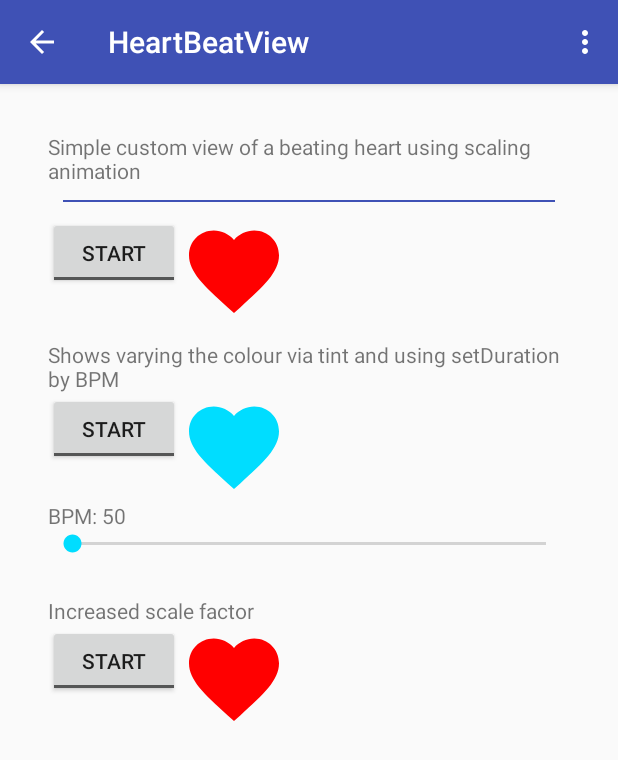
After one commit to mannan541/QuizApp, an Android app: the HeartBeatActivity screen opened directly, with no data from a screen before it, on a phone screen of 412 x 824 dp. The commit adds this screen. Shown: the top 760 px of the screen. Run offline under Robolectric (Android 15) with nearby library versions, the phone set to English and light mode, and no system bars.

Commit message:
heart beat view added. speedometer bug fixed by implementing try catch on whole body.

```diff
--- /dev/null
+++ b/app/src/main/java/com/android/quizapp/activity/HeartBeatActivity.java
@@ -0,0 +1,119 @@
+package com.android.quizapp.activity;
+
+import android.content.DialogInterface;
+import android.content.Intent;
+import android.net.Uri;
+import android.os.Bundle;
+import android.support.v7.app.AlertDialog;
+import android.support.v7.app.AppCompatActivity;
+import android.support.v7.widget.Toolbar;
+import android.util.Log;
+import android.view.Menu;
+import android.view.MenuItem;
+import android.view.View;
+import android.widget.SeekBar;
+import android.widget.TextView;
+
+import com.android.quizapp.R;
+import com.android.quizapp.view.HeartBeatView;
+
+public class HeartBeatActivity extends AppCompatActivity {
+
+    private static final String TAG = "HeartRateViewSample";
+    private HeartBeatView heartbeat;
+    private HeartBeatView heartbeat2;
+    private HeartBeatView heartbeat3;
+    private SeekBar beatsPerMinSeek;
+    private TextView bpmTV;
+
+    @Override
+    protected void onCreate(Bundle savedInstanceState) {
+        super.onCreate(savedInstanceState);
+        setContentView(R.layout.activity_heart_beat);
+        Toolbar toolbar = (Toolbar) findViewById(R.id.toolbar);
+        setSupportActionBar(toolbar);
+        getSupportActionBar().setDisplayHomeAsUpEnabled(true);
+
+        heartbeat = (HeartBeatView) findViewById(R.id.heartbeat);
+        heartbeat2 = (HeartBeatView) findViewById(R.id.heartbeat2);
+        heartbeat3 = (HeartBeatView) findViewById(R.id.heartbeat3);
+        bpmTV = (TextView) findViewById(R.id.bpm);
+        beatsPerMinSeek = (SeekBar) findViewById(R.id.beatsPerMinSeek);
+
+        heartbeat2.setDurationBasedOnBPM(50);
+        beatsPerMinSeek.setMax(150);
+        beatsPerMinSeek.setOnSeekBarChangeListener(new SeekBar.OnSeekBarChangeListener() {
+            @Override
+            public void onProgressChanged(SeekBar seekBar, int progress, boolean fromUser) {
+                //this gives use a BPM of 50 to 200 (roughly the lower and upper limits)
+                final int bpm = progress + 50;
+                Log.d(TAG, "BPM recorded as " + bpm);
+                heartbeat2.setDurationBasedOnBPM(bpm);
+                bpmTV.setText("BPM: " + bpm);
+            }
+
+            @Override
+            public void onStartTrackingTouch(SeekBar seekBar) {
+            }
+
+            @Override
+            public void onStopTrackingTouch(SeekBar seekBar) {
+            }
+        });
+    }
+
+    public void heart1onClick(View view) {
+        heartbeat.toggle();
+    }
+
+    public void heart2onClick(View view) {
+        heartbeat2.toggle();
+    }
+
+    public void heart3onClick(View view) {
+        heartbeat3.toggle();
+    }
+
+
+    @Override
+    public boolean onCreateOptionsMenu(Menu menu) {
+        getMenuInflater().inflate(R.menu.menu_main, menu);
+        return true;
+    }
+
+    @Override
+    public boolean onOptionsItemSelected(MenuItem item) {
+        int id = item.getItemId();
+
+        if (id == R.id.action_settings) {
+            showInfoDialog();
+            return true;
+        }
+        return super.onOptionsItemSelected(item);
+    }
+
+
+    private void showInfoDialog() {
+        AlertDialog infoDialog = new AlertDialog.Builder(this)
+                .setTitle(R.string.app_name)
+                .setMessage(R.string.info_details)
+                .setCancelable(true)
+                .setPositiveButton("OK", new DialogInterface.OnClickListener() {
+                    @Override
+                    public void onClick(DialogInterface dialog, int which) {
+                        dialog.dismiss();
+                    }
+                })
+                .setNegativeButton("Github link", new DialogInterface.OnClickListener() {
+                    @Override
+                    public void onClick(DialogInterface dialog, int which) {
+                        dialog.dismiss();
+                        startActivity(new Intent(Intent.ACTION_VIEW,
+                                Uri.parse("https://github.com/scottyab/HeartBeatView")));
+                    }
+                })
+                .create();
+        infoDialog.show();
+    }
+
+}
--- a/app/src/main/java/com/android/quizapp/activity/MainActivity.java
+++ b/app/src/main/java/com/android/quizapp/activity/MainActivity.java
@@ -335,6 +335,11 @@ public class MainActivity extends AppCompatActivity {
         startActivity(intent);
     }
 
+    public void heartBeatClickListener(View view) {
+        Intent intent = new Intent(getApplicationContext(), HeartBeatActivity.class);
+        startActivity(intent);
+    }
+
 
     private class MyAsyncTask extends AsyncTask<Void, Void, Void> {
 
--- a/app/src/main/java/com/android/quizapp/activity/SpeedometerActivity.java
+++ b/app/src/main/java/com/android/quizapp/activity/SpeedometerActivity.java
@@ -10,6 +10,7 @@ import android.view.View;
 import android.widget.Button;
 import android.widget.SeekBar;
 import android.widget.TextView;
+import android.widget.Toast;
 
 import com.android.quizapp.R;
 import com.github.anastr.speedviewlib.AwesomeSpeedometer;
@@ -32,6 +33,7 @@ public class SpeedometerActivity extends AppCompatActivity {
     @Override
     protected void onCreate(Bundle savedInstanceState) {
         super.onCreate(savedInstanceState);
+        try {
             setContentView(R.layout.activity_speedometer);
             Toolbar toolbar = (Toolbar) findViewById(R.id.toolbar);
             setSupportActionBar(toolbar);
@@ -84,6 +86,10 @@ public class SpeedometerActivity extends AppCompatActivity {
             });
 
             checkInternetSpeed();
+        } catch (Exception e) {
+            Toast.makeText(this, "" + e, Toast.LENGTH_SHORT).show();
+            finish();
+        }
     }
 
     private void checkInternetSpeed() {
--- /dev/null
+++ b/app/src/main/java/com/android/quizapp/view/HeartBeatView.java
@@ -0,0 +1,189 @@
+package com.android.quizapp.view;
+
+import android.animation.Animator;
+import android.content.Context;
+import android.content.res.TypedArray;
+import android.graphics.drawable.Drawable;
+import android.support.v4.content.ContextCompat;
+import android.support.v7.widget.AppCompatImageView;
+import android.util.AttributeSet;
+
+import com.android.quizapp.R;
+
+/**
+ * Created by Mannan on 2/10/2017.
+ */
+
+public class HeartBeatView extends AppCompatImageView {
+
+    private static final String TAG = "HeartBeatView";
+
+    private static final float DEFAULT_SCALE_FACTOR = 0.2f;
+    private static final int DEFAULT_DURATION = 50;
+    private Drawable heartDrawable;
+
+    private boolean heartBeating = false;
+
+    float scaleFactor = DEFAULT_SCALE_FACTOR;
+    float reductionScaleFactor = -scaleFactor;
+    int duration = DEFAULT_DURATION;
+
+    public HeartBeatView(Context context) {
+        super(context);
+        init();
+    }
+
+    public HeartBeatView(Context context, AttributeSet attrs) {
+        super(context, attrs);
+        populateFromAttributes(context, attrs);
+        init();
+    }
+
+    public HeartBeatView(Context context, AttributeSet attrs, int defStyleAttr) {
+        super(context, attrs, defStyleAttr);
+        populateFromAttributes(context, attrs);
+        init();
+    }
+
+    private void init() {
+        //make this not mandatory
+        heartDrawable = ContextCompat.getDrawable(getContext(), R.drawable.ic_heart_red_24dp);
+        setImageDrawable(heartDrawable);
+
+    }
+
+    private void populateFromAttributes(Context context, AttributeSet attrs) {
+        TypedArray a = context.getTheme().obtainStyledAttributes(
+                attrs,
+                R.styleable.HeartBeatView,
+                0, 0
+        );
+        try {
+            scaleFactor = a.getFloat(R.styleable.HeartBeatView_scaleFactor, DEFAULT_SCALE_FACTOR);
+            reductionScaleFactor = -scaleFactor;
+            duration = a.getInteger(R.styleable.HeartBeatView_duration, DEFAULT_DURATION);
+
+
+        } finally {
+            a.recycle();
+        }
+
+    }
+
+
+    /**
+     * toggles current heat beat state
+     */
+    public void toggle() {
+        if (heartBeating) {
+            stop();
+        } else {
+            start();
+        }
+    }
+
+    /**
+     * Starts the heat beat/pump animation
+     */
+    public void start() {
+        heartBeating = true;
+        animate().scaleXBy(scaleFactor).scaleYBy(scaleFactor).setDuration(duration).setListener(scaleUpListener);
+    }
+
+    /**
+     * Stops the heat beat/pump animation
+     */
+    public void stop() {
+        heartBeating = false;
+        clearAnimation();
+    }
+
+    /**
+     * is the heart currently beating
+     *
+     * @return
+     */
+    public boolean isHeartBeating() {
+        return heartBeating;
+    }
+
+    public int getDuration() {
+        return duration;
+    }
+
+
+    private static final int milliInMinute = 60000;
+
+    /**
+     * set the duration of the beat based on the beats per minute
+     *
+     * @param bpm (positive int above 0)
+     */
+    public void setDurationBasedOnBPM(int bpm) {
+        if (bpm > 0) {
+            duration = Math.round((milliInMinute / bpm) / 3f);
+        }
+    }
+
+
+    public void setDuration(int duration) {
+        this.duration = duration;
+    }
+
+    public float getScaleFactor() {
+        return scaleFactor;
+    }
+
+    public void setScaleFactor(float scaleFactor) {
+        this.scaleFactor = scaleFactor;
+        reductionScaleFactor = -scaleFactor;
+    }
+
+    private final Animator.AnimatorListener scaleUpListener = new Animator.AnimatorListener() {
+
+        @Override
+        public void onAnimationStart(Animator animation) {
+        }
+
+        @Override
+        public void onAnimationRepeat(Animator animation) {
+
+        }
+
+        @Override
+        public void onAnimationEnd(Animator animation) {
+            //we ignore heartBeating as we want to ensure the heart is reduced back to original size
+            animate().scaleXBy(reductionScaleFactor).scaleYBy(reductionScaleFactor).setDuration(duration).setListener(scaleDownListener);
+        }
+
+        @Override
+        public void onAnimationCancel(Animator animation) {
+
+        }
+    };
+
+
+    private final Animator.AnimatorListener scaleDownListener = new Animator.AnimatorListener() {
+
+        @Override
+        public void onAnimationStart(Animator animation) {
+        }
+
+        @Override
+        public void onAnimationRepeat(Animator animation) {
+        }
+
+        @Override
+        public void onAnimationEnd(Animator animation) {
+            if (heartBeating) {
+                //duration twice as long for the upscale
+                animate().scaleXBy(scaleFactor).scaleYBy(scaleFactor).setDuration(duration * 2).setListener(scaleUpListener);
+            }
+        }
+
+        @Override
+        public void onAnimationCancel(Animator animation) {
+        }
+    };
+
+}
--- /dev/null
+++ b/app/src/main/res/drawable/ic_heart_red_24dp.xml
@@ -0,0 +1,9 @@
+<vector xmlns:android="http://schemas.android.com/apk/res/android"
+    android:width="24dp"
+    android:height="24dp"
+    android:viewportHeight="24.0"
+    android:viewportWidth="24.0">
+    <path
+        android:fillColor="#FFFF0000"
+        android:pathData="M12,21.35l-1.45,-1.32C5.4,15.36 2,12.28 2,8.5 2,5.42 4.42,3 7.5,3c1.74,0 3.41,0.81 4.5,2.09C13.09,3.81 14.76,3 16.5,3 19.58,3 22,5.42 22,8.5c0,3.78 -3.4,6.86 -8.55,11.54L12,21.35z"/>
+</vector>
--- /dev/null
+++ b/app/src/main/res/layout/activity_heart_beat.xml
@@ -0,0 +1,35 @@
+<?xml version="1.0" encoding="utf-8"?>
+<android.support.design.widget.CoordinatorLayout xmlns:android="http://schemas.android.com/apk/res/android"
+    xmlns:app="http://schemas.android.com/apk/res-auto"
+    xmlns:tools="http://schemas.android.com/tools"
+    android:layout_width="match_parent"
+    android:layout_height="match_parent"
+    android:fitsSystemWindows="true"
+    tools:context="com.android.quizapp.activity.HeartBeatActivity">
+
+    <android.support.design.widget.AppBarLayout
+        android:layout_width="match_parent"
+        android:layout_height="wrap_content"
+        android:theme="@style/AppTheme.AppBarOverlay">
+
+        <android.support.v7.widget.Toolbar
+            android:id="@+id/toolbar"
+            android:layout_width="match_parent"
+            android:layout_height="?attr/actionBarSize"
+            android:background="?attr/colorPrimary"
+            app:popupTheme="@style/AppTheme.PopupOverlay" />
+
+    </android.support.design.widget.AppBarLayout>
+
+    <include layout="@layout/content_heart_beat" />
+
+    <android.support.design.widget.FloatingActionButton
+        android:id="@+id/fab"
+        android:layout_width="wrap_content"
+        android:layout_height="wrap_content"
+        android:layout_gravity="bottom|end"
+        android:layout_margin="@dimen/fab_margin"
+        android:visibility="gone"
+        app:srcCompat="@android:drawable/ic_dialog_email" />
+
+</android.support.design.widget.CoordinatorLayout>
--- /dev/null
+++ b/app/src/main/res/layout/content_heart_beat.xml
@@ -0,0 +1,141 @@
+<?xml version="1.0" encoding="utf-8"?>
+<LinearLayout xmlns:android="http://schemas.android.com/apk/res/android"
+    xmlns:app="http://schemas.android.com/apk/res-auto"
+    xmlns:tools="http://schemas.android.com/tools"
+    android:id="@+id/content_main"
+    android:layout_width="match_parent"
+    android:layout_height="match_parent"
+    android:orientation="vertical"
+    android:paddingBottom="@dimen/activity_vertical_margin"
+    android:paddingLeft="@dimen/activity_horizontal_margin"
+    android:paddingRight="@dimen/activity_horizontal_margin"
+    android:paddingTop="@dimen/activity_vertical_margin"
+    app:layout_behavior="@string/appbar_scrolling_view_behavior"
+    tools:context="com.android.quizapp.activity.HeartBeatActivity"
+    tools:showIn="@layout/activity_heart_beat">
+
+    <ScrollView
+        android:layout_width="match_parent"
+        android:layout_height="match_parent">
+
+        <LinearLayout
+            android:layout_width="match_parent"
+            android:layout_height="match_parent"
+            android:orientation="vertical"
+            android:paddingBottom="@dimen/activity_vertical_margin"
+            android:paddingLeft="@dimen/activity_horizontal_margin"
+            android:paddingRight="@dimen/activity_horizontal_margin"
+            android:paddingTop="@dimen/activity_vertical_margin">
+
+            <TextView
+                android:layout_width="wrap_content"
+                android:layout_height="wrap_content"
+                android:text="Simple custom view of a beating heart using scaling animation" />
+
+            <View
+                android:layout_width="match_parent"
+                android:layout_height="1dp"
+                android:layout_margin="10dp"
+                android:background="@color/colorPrimary" />
+
+
+            <LinearLayout
+                android:layout_width="match_parent"
+                android:layout_height="wrap_content"
+                android:layout_gravity="center_horizontal"
+                android:orientation="horizontal">
+
+                <ToggleButton
+                    android:id="@+id/toggleHeart1"
+                    android:layout_width="wrap_content"
+                    android:layout_height="wrap_content"
+                    android:onClick="heart1onClick"
+                    android:textOff="Start"
+                    android:textOn="Stop" />
+
+                <com.android.quizapp.view.HeartBeatView
+                    android:id="@+id/heartbeat"
+                    android:layout_width="72dp"
+                    android:layout_height="72dp" />
+
+            </LinearLayout>
+
+
+            <TextView
+                android:layout_width="match_parent"
+                android:layout_height="wrap_content"
+                android:paddingTop="10dp"
+                android:text="Shows varying the colour via tint and using setDuration by BPM" />
+
+            <LinearLayout
+                android:layout_width="match_parent"
+                android:layout_height="wrap_content"
+                android:layout_gravity="center_horizontal"
+                android:orientation="horizontal">
+
+                <ToggleButton
+                    android:id="@+id/toggleHeart2"
+                    android:layout_width="wrap_content"
+                    android:layout_height="wrap_content"
+                    android:onClick="heart2onClick"
+                    android:textOff="Start"
+                    android:textOn="Stop"
+                    app:buttonTint="@android:color/holo_blue_bright" />
+
+                <com.android.quizapp.view.HeartBeatView
+                    android:id="@+id/heartbeat2"
+                    android:layout_width="72dp"
+                    android:layout_height="72dp"
+                    android:tint="@android:color/holo_blue_bright"
+                    app:duration="100" />
+
+            </LinearLayout>
+
+            <TextView
+                android:id="@+id/bpm"
+                android:layout_width="wrap_content"
+                android:layout_height="wrap_content"
+                android:labelFor="@+id/beatsPerMinSeek"
+                android:text="BPM: 50" />
+
+            <SeekBar
+                android:id="@+id/beatsPerMinSeek"
+                android:layout_width="match_parent"
+                android:layout_height="wrap_content"
+                android:paddingBottom="16dp"
+                android:progressTint="@android:color/holo_blue_bright"
+                android:thumbTint="@android:color/holo_blue_bright" />
+
+
+            <TextView
+                android:layout_width="match_parent"
+                android:layout_height="wrap_content"
+                android:paddingTop="10dp"
+                android:text="Increased scale factor" />
+
+            <LinearLayout
+                android:layout_width="match_parent"
+                android:layout_height="wrap_content"
+                android:layout_gravity="center_horizontal"
+                android:orientation="horizontal">
+
+                <ToggleButton
+                    android:id="@+id/toggleHeart3"
+                    android:layout_width="wrap_content"
+                    android:layout_height="wrap_content"
+                    android:onClick="heart3onClick"
+                    android:textOff="Start"
+                    android:textOn="Stop" />
+
+                <com.android.quizapp.view.HeartBeatView
+                    android:id="@+id/heartbeat3"
+                    android:layout_width="72dp"
+                    android:layout_height="72dp"
+                    app:scaleFactor="0.5" />
+
+            </LinearLayout>
+
+        </LinearLayout>
+    </ScrollView>
+
+</LinearLayout>
--- a/app/src/main/res/values/strings.xml
+++ b/app/src/main/res/values/strings.xml
@@ -99,6 +99,7 @@
     <string name="ad_nfcTurnOn_pos">Turn on</string>
     <string name="ad_nfcTurnOn_neg">Dismiss</string>
     <string name="title_activity_scrolling">ScrollingActivity</string>
+    <string name="title_activity_heartbeat">HeartBeatView</string>
 
   <string name="cheese_ipsum">Jarlsberg lancashire edam. Dolcelatte hard cheese brie st. agur blue
     cheese caerphilly bavarian bergkase cheese and biscuits mascarpone. Cheeseburger swiss bavarian
@@ -113,4 +114,7 @@
     <string name="recent">Recent</string>
     <string name="phone_number">9782145901</string>
 
+    <string name="action_info">Info</string>
+    <string name="info_details">Open source custom view of a beating heart using scaling animation.</string>
+
 </resources>
```
Also changed, not shown: app/src/main/AndroidManifest.xml (+9 -0 lines), app/src/main/res/layout/content_main.xml (+10 -0 lines), app/src/main/res/values/heatbeatview_attrs.xml (added, +9 -0 lines). Lines whose indentation alone changed are shown as unchanged.
